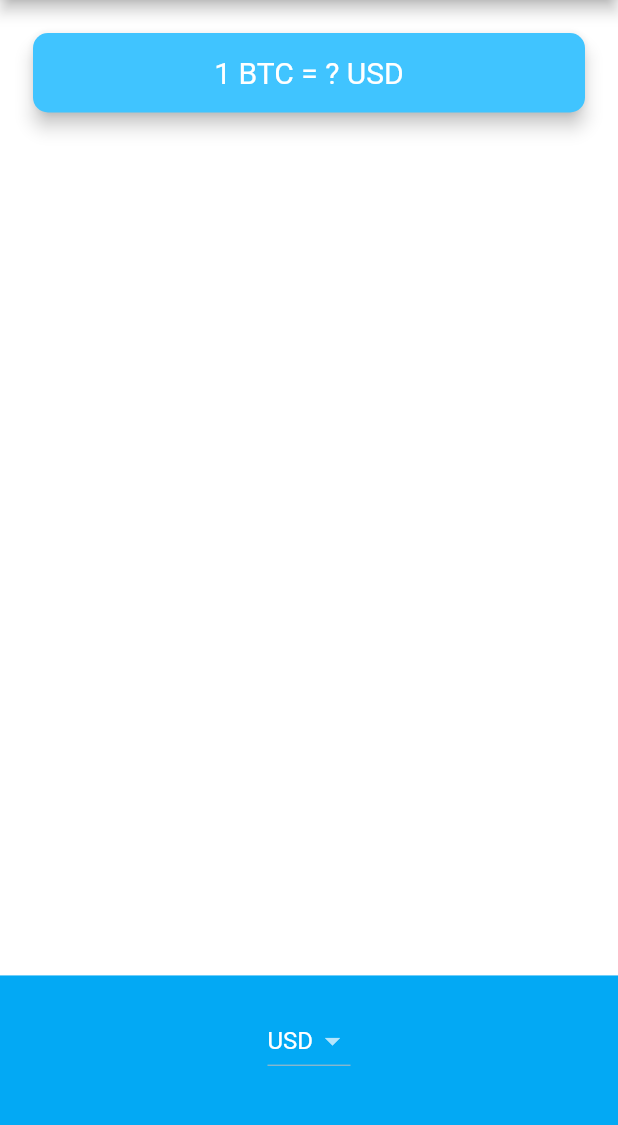
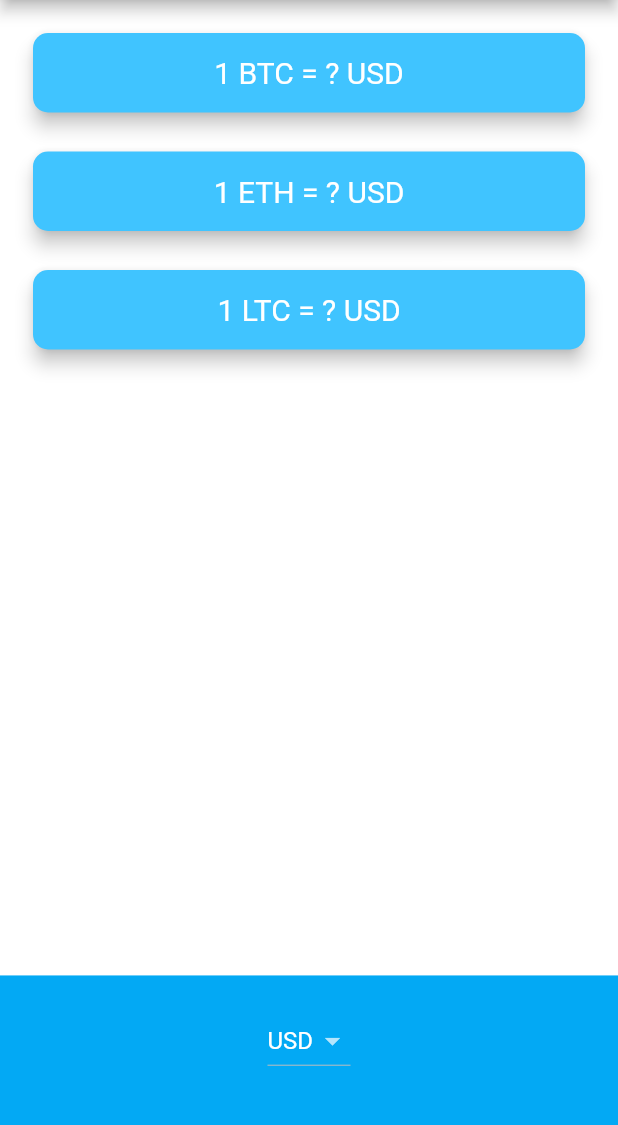
Before and after one commit to FilipLjubic/bitcoin_ticker, a Flutter app: the screen it shows after launch, on a phone screen of 412 x 824 dp, the part 84-1209 px from its top. Run offline on Flutter 3.47's test engine with Material 2 defaults, Android fonts, the phone set to English and light mode, and no system bars; our stand-ins replace flutter_dotenv; missing offline and left inert: loading_animations; network calls fail.

Commit message:
application done

```diff
--- a/lib/home.dart
+++ b/lib/home.dart
@@ -6,6 +6,7 @@ import 'dart:io';
 import 'package:http/http.dart' as http;
 import 'dart:convert';
 import 'price_card.dart';
+import 'package:loading_animations/loading_animations.dart';
 
 var header = {"X-CoinAPI-Key": DotEnv().env["API_KEY"]};
 
@@ -16,34 +17,34 @@ class Home extends StatefulWidget {
 
 class _HomeState extends State<Home> {
   String selectedCurrency = 'USD';
-  List<String> rates = [];
-  List<String> crypto = [];
-  dynamic prices;
+  String cryptoPrice = '?';
 
   Future<dynamic> getCurrentPrice() async {
-    rates.clear();
-    crypto.clear();
-
     http.Response response = await http.get(
         'https://rest.coinapi.io/v1/exchangerate/$selectedCurrency?invert=true&filter_asset_id=${cryptoList.join(',')}',
         headers: header);
 
-    prices = jsonDecode(response.body)['rates'];
+    var prices = jsonDecode(response.body)['rates'];
     return prices;
   }
 
-  void updateUI() {
-    setState(() {
-      if (prices == null) {
-        rates = ["?", "?", "?"];
-        crypto = cryptoList;
-      } else {
-        for (Map<String, dynamic> price in prices) {
-          rates.add(price['rate']);
-          crypto.add(price['asset_id_quote']);
-        }
-      }
-    });
+  List<PriceCard> buildCards(rates) {
+    List<PriceCard> cardList = [];
+
+    for (int i = 0; i < cryptoList.length; i++) {
+      cryptoPrice =
+          rates != null ? (rates[i]['rate'] as double).toStringAsFixed(2) : '?';
+
+      cardList.add(
+        PriceCard(
+          cryptoCurrency:
+              rates != null ? rates[i]['asset_id_quote'] : cryptoList[i],
+          fiat: selectedCurrency,
+          price: cryptoPrice,
+        ),
+      );
+    }
+    return cardList;
   }
 
   @override
@@ -59,10 +60,31 @@ class _HomeState extends State<Home> {
         crossAxisAlignment: CrossAxisAlignment.stretch,
         mainAxisAlignment: MainAxisAlignment.spaceBetween,
         children: [
-          PriceCard(
-            cryptoCurrency: crypto.isEmpty ? cryptoList[0] : crypto[0],
-            fiat: selectedCurrency,
-            price: '?',
+          FutureBuilder(
+            future: getCurrentPrice(),
+            builder: (context, snapshot) {
+              List<Widget> children;
+              if (snapshot.hasData) {
+                children = buildCards(snapshot.data);
+              } else if (snapshot.hasError) {
+                children = buildCards(null);
+              } else {
+                children = [
+                  Padding(
+                    padding: const EdgeInsets.only(top: 150.0),
+                    child: LoadingBouncingGrid.square(
+                      backgroundColor: Colors.lightBlueAccent,
+                      size: 150.0,
+                    ),
+                  ),
+                ];
+              }
+              return Column(
+                mainAxisAlignment: MainAxisAlignment.spaceAround,
+                crossAxisAlignment: CrossAxisAlignment.stretch,
+                children: children,
+              );
+            },
           ),
           Container(
             alignment: Alignment.center,
@@ -97,6 +119,7 @@ class _HomeState extends State<Home> {
           .toList(),
       onChanged: (value) => setState(() {
         selectedCurrency = value;
+        cryptoPrice = '?';
       }),
     );
   }
--- a/pubspec.yaml
+++ b/pubspec.yaml
@@ -29,6 +29,7 @@ dependencies:
   cupertino_icons: ^0.1.3
   http: ^0.12.2
   flutter_dotenv: ^2.1.0
+  loading_animations: ^2.1.0
 
 dev_dependencies:
   flutter_test:
```
Also changed, not shown: pubspec.lock.
